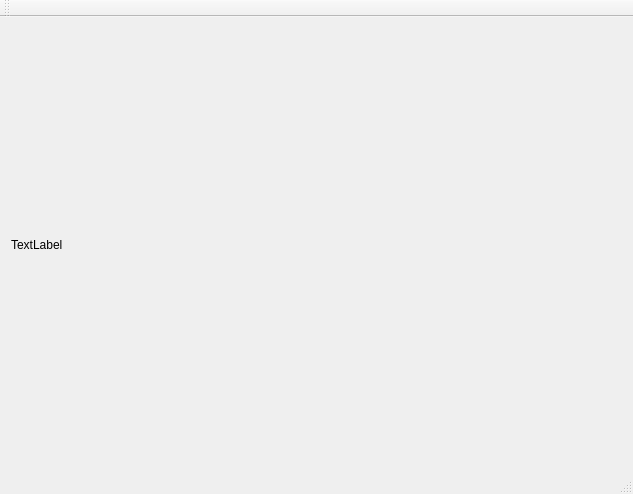
Before: the Qt Designer form client/gui/mainwindow.ui in ZiminGrigory/SeaBattle, drawn with Qt 5.
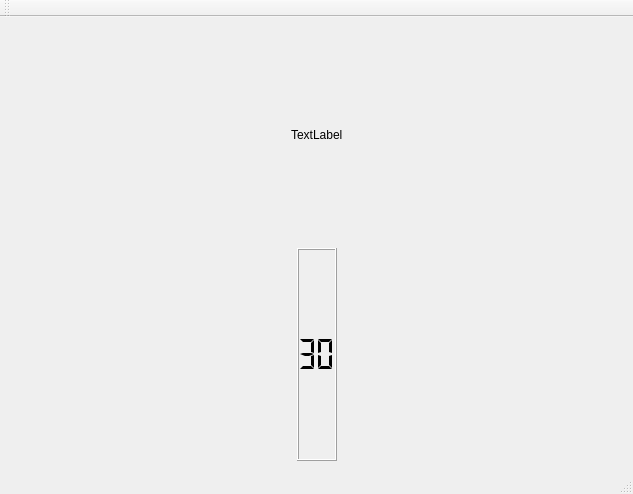
After: the same form once the commit is applied.

Diff of the .ui file:
```diff
--- a/client/gui/mainwindow.ui
+++ b/client/gui/mainwindow.ui
@@ -18,11 +18,93 @@
     <item>
      <layout class="QVBoxLayout" name="verticalLayout_2">
       <item>
-       <widget class="QLabel" name="label">
-        <property name="text">
-         <string>TextLabel</string>
-        </property>
-       </widget>
+       <layout class="QHBoxLayout" name="horizontalLayout">
+        <item>
+         <spacer name="horizontalSpacer">
+          <property name="orientation">
+           <enum>Qt::Horizontal</enum>
+          </property>
+          <property name="sizeHint" stdset="0">
+           <size>
+            <width>40</width>
+            <height>20</height>
+           </size>
+          </property>
+         </spacer>
+        </item>
+        <item>
+         <widget class="QLabel" name="label">
+          <property name="text">
+           <string>TextLabel</string>
+          </property>
+         </widget>
+        </item>
+        <item>
+         <spacer name="horizontalSpacer_2">
+          <property name="orientation">
+           <enum>Qt::Horizontal</enum>
+          </property>
+          <property name="sizeHint" stdset="0">
+           <size>
+            <width>40</width>
+            <height>20</height>
+           </size>
+          </property>
+         </spacer>
+        </item>
+       </layout>
+      </item>
+      <item>
+       <layout class="QHBoxLayout" name="horizontalLayout_3">
+        <item>
+         <spacer name="horizontalSpacer_3">
+          <property name="orientation">
+           <enum>Qt::Horizontal</enum>
+          </property>
+          <property name="sizeHint" stdset="0">
+           <size>
+            <width>40</width>
+            <height>20</height>
+           </size>
+          </property>
+         </spacer>
+        </item>
+        <item>
+         <widget class="QLCDNumber" name="lcdNumber">
+          <property name="minimumSize">
+           <size>
+            <width>40</width>
+            <height>30</height>
+           </size>
+          </property>
+          <property name="smallDecimalPoint">
+           <bool>false</bool>
+          </property>
+          <property name="digitCount">
+           <number>2</number>
+          </property>
+          <property name="segmentStyle">
+           <enum>QLCDNumber::Flat</enum>
+          </property>
+          <property name="intValue" stdset="0">
+           <number>30</number>
+          </property>
+         </widget>
+        </item>
+        <item>
+         <spacer name="horizontalSpacer_4">
+          <property name="orientation">
+           <enum>Qt::Horizontal</enum>
+          </property>
+          <property name="sizeHint" stdset="0">
+           <size>
+            <width>40</width>
+            <height>20</height>
+           </size>
+          </property>
+         </spacer>
+        </item>
+       </layout>
       </item>
       <item>
        <layout class="QHBoxLayout" name="horizontalLayout_2"/>
```
